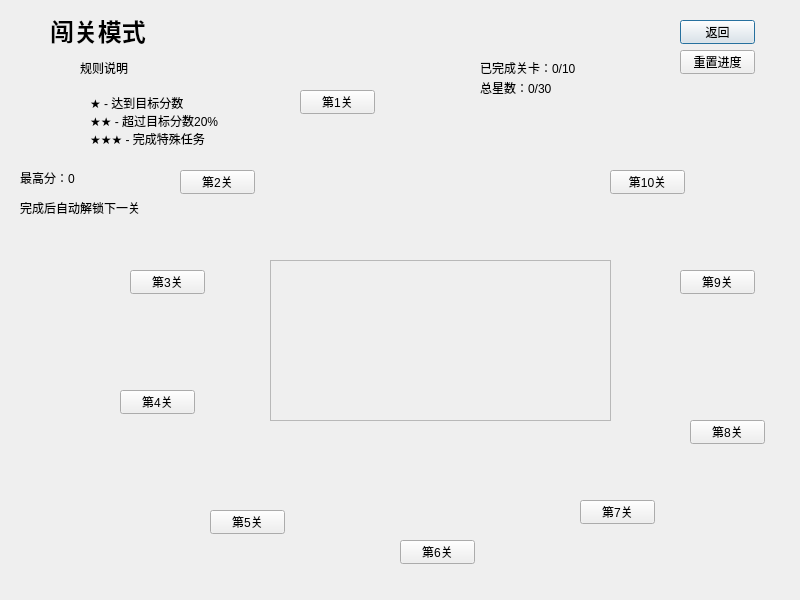
Old version of the form levelmanager.ui in the repository Nahjs/Bejeweled.
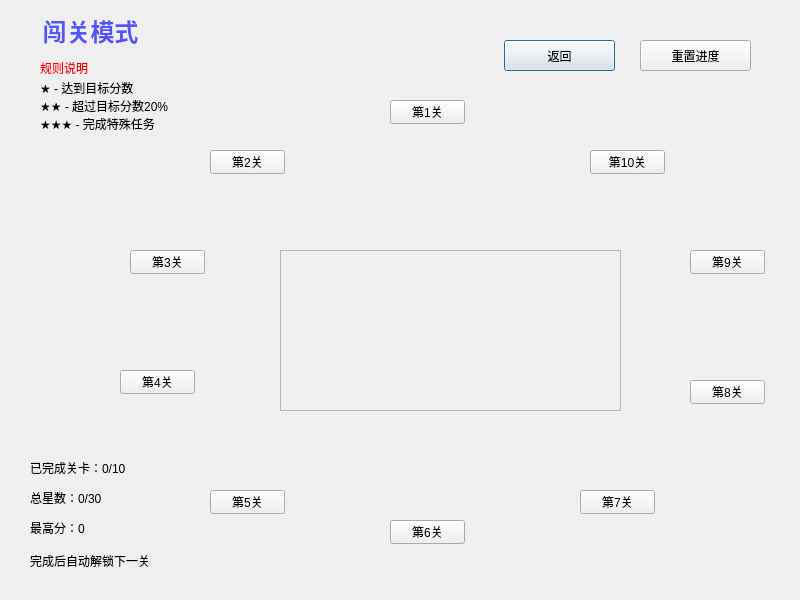
New version of the form. Icons and pictures are not drawn.

Commit message: 游戏界面微调

```diff
--- a/levelmanager.ui
+++ b/levelmanager.ui
@@ -16,24 +16,28 @@
   <widget class="QLabel" name="label_title">
    <property name="geometry">
     <rect>
-     <x>50</x>
+     <x>30</x>
      <y>10</y>
-     <width>101</width>
+     <width>121</width>
      <height>41</height>
     </rect>
    </property>
    <property name="styleSheet">
-    <string>font-size: 24px; font-weight: bold;</string>
+    <string notr="true">font-size: 24px; font-weight: bold;
+color: rgb(85, 85, 255);</string>
    </property>
    <property name="text">
     <string>闯关模式</string>
    </property>
+   <property name="alignment">
+    <set>Qt::AlignCenter</set>
+   </property>
   </widget>
   <widget class="QScrollArea" name="scrollArea">
    <property name="geometry">
     <rect>
-     <x>270</x>
-     <y>260</y>
+     <x>280</x>
+     <y>250</y>
      <width>341</width>
      <height>161</height>
     </rect>
@@ -54,7 +58,7 @@
    <property name="geometry">
     <rect>
      <x>630</x>
-     <y>100</y>
+     <y>80</y>
      <width>151</width>
      <height>51</height>
     </rect>
@@ -63,7 +67,7 @@
   <widget class="QWidget" name="bottomInfo" native="true">
    <property name="geometry">
     <rect>
-     <x>330</x>
+     <x>350</x>
      <y>160</y>
      <width>181</width>
      <height>51</height>
@@ -73,10 +77,10 @@
   <widget class="QPushButton" name="btn_back">
    <property name="geometry">
     <rect>
-     <x>680</x>
-     <y>20</y>
-     <width>75</width>
-     <height>24</height>
+     <x>504</x>
+     <y>40</y>
+     <width>111</width>
+     <height>31</height>
     </rect>
    </property>
    <property name="text">
@@ -86,10 +90,10 @@
   <widget class="QPushButton" name="btn_reset">
    <property name="geometry">
     <rect>
-     <x>680</x>
-     <y>50</y>
-     <width>75</width>
-     <height>24</height>
+     <x>640</x>
+     <y>40</y>
+     <width>111</width>
+     <height>31</height>
     </rect>
    </property>
    <property name="text">
@@ -99,12 +103,15 @@
   <widget class="QLabel" name="label_star_desc">
    <property name="geometry">
     <rect>
-     <x>90</x>
-     <y>90</y>
-     <width>151</width>
-     <height>61</height>
+     <x>40</x>
+     <y>70</y>
+     <width>161</width>
+     <height>71</height>
     </rect>
    </property>
+   <property name="styleSheet">
+    <string notr="true">font: 10pt &quot;Microsoft YaHei UI&quot;;</string>
+   </property>
    <property name="text">
     <string>★ - 达到目标分数
 ★★ - 超过目标分数20%
@@ -114,12 +121,15 @@
   <widget class="QLabel" name="label_total_progress">
    <property name="geometry">
     <rect>
-     <x>480</x>
-     <y>60</y>
+     <x>30</x>
+     <y>460</y>
      <width>99</width>
      <height>16</height>
     </rect>
    </property>
+   <property name="styleSheet">
+    <string notr="true">font: 10pt &quot;Microsoft YaHei UI&quot;;</string>
+   </property>
    <property name="text">
     <string>已完成关卡：0/10</string>
    </property>
@@ -127,12 +137,15 @@
   <widget class="QLabel" name="label_total_stars">
    <property name="geometry">
     <rect>
-     <x>480</x>
-     <y>80</y>
+     <x>30</x>
+     <y>490</y>
      <width>99</width>
      <height>16</height>
     </rect>
    </property>
+   <property name="styleSheet">
+    <string notr="true">font: 10pt &quot;Microsoft YaHei UI&quot;;</string>
+   </property>
    <property name="text">
     <string>总星数：0/30</string>
    </property>
@@ -140,12 +153,15 @@
   <widget class="QLabel" name="label_progress_1">
    <property name="geometry">
     <rect>
-     <x>20</x>
-     <y>170</y>
-     <width>56</width>
+     <x>30</x>
+     <y>520</y>
+     <width>81</width>
      <height>16</height>
     </rect>
    </property>
+   <property name="styleSheet">
+    <string notr="true">font: 10pt &quot;Microsoft YaHei UI&quot;;</string>
+   </property>
    <property name="text">
     <string>最高分：0</string>
    </property>
@@ -153,12 +169,16 @@
   <widget class="QLabel" name="label_rules_1">
    <property name="geometry">
     <rect>
-     <x>80</x>
+     <x>40</x>
      <y>60</y>
-     <width>48</width>
+     <width>61</width>
      <height>16</height>
     </rect>
    </property>
+   <property name="styleSheet">
+    <string notr="true">font: 10pt &quot;Microsoft YaHei UI&quot;;
+color: rgb(255, 0, 0);</string>
+   </property>
    <property name="text">
     <string>规则说明</string>
    </property>
@@ -166,8 +186,8 @@
   <widget class="QPushButton" name="btn_level_1">
    <property name="geometry">
     <rect>
-     <x>300</x>
-     <y>90</y>
+     <x>390</x>
+     <y>100</y>
      <width>75</width>
      <height>24</height>
     </rect>
@@ -179,8 +199,8 @@
   <widget class="QPushButton" name="btn_level_2">
    <property name="geometry">
     <rect>
-     <x>180</x>
-     <y>170</y>
+     <x>210</x>
+     <y>150</y>
      <width>75</width>
      <height>24</height>
     </rect>
@@ -193,7 +213,7 @@
    <property name="geometry">
     <rect>
      <x>130</x>
-     <y>270</y>
+     <y>250</y>
      <width>75</width>
      <height>24</height>
     </rect>
@@ -206,7 +226,7 @@
    <property name="geometry">
     <rect>
      <x>120</x>
-     <y>390</y>
+     <y>370</y>
      <width>75</width>
      <height>24</height>
     </rect>
@@ -219,7 +239,7 @@
    <property name="geometry">
     <rect>
      <x>210</x>
-     <y>510</y>
+     <y>490</y>
      <width>75</width>
      <height>24</height>
     </rect>
@@ -231,8 +251,8 @@
   <widget class="QLabel" name="label_lock_icon">
    <property name="geometry">
     <rect>
-     <x>80</x>
-     <y>540</y>
+     <x>40</x>
+     <y>280</y>
      <width>30</width>
      <height>30</height>
     </rect>
@@ -244,8 +264,8 @@
   <widget class="QLabel" name="label_completed_icon">
    <property name="geometry">
     <rect>
-     <x>30</x>
-     <y>530</y>
+     <x>20</x>
+     <y>370</y>
      <width>30</width>
      <height>30</height>
     </rect>
@@ -257,12 +277,16 @@
   <widget class="QLabel" name="label_hint">
    <property name="geometry">
     <rect>
-     <x>20</x>
-     <y>200</y>
-     <width>131</width>
-     <height>16</height>
+     <x>30</x>
+     <y>550</y>
+     <width>171</width>
+     <height>21</height>
     </rect>
    </property>
+   <property name="styleSheet">
+    <string notr="true">font: 12pt &quot;Microsoft YaHei UI&quot;;
+font: 700 12pt &quot;Microsoft YaHei UI&quot;;</string>
+   </property>
    <property name="text">
     <string>完成后自动解锁下一关</string>
    </property>
@@ -270,8 +294,8 @@
   <widget class="QPushButton" name="btn_level_6">
    <property name="geometry">
     <rect>
-     <x>400</x>
-     <y>540</y>
+     <x>390</x>
+     <y>520</y>
      <width>75</width>
      <height>24</height>
     </rect>
@@ -284,7 +308,7 @@
    <property name="geometry">
     <rect>
      <x>580</x>
-     <y>500</y>
+     <y>490</y>
      <width>75</width>
      <height>24</height>
     </rect>
@@ -297,7 +321,7 @@
    <property name="geometry">
     <rect>
      <x>690</x>
-     <y>420</y>
+     <y>380</y>
      <width>75</width>
      <height>24</height>
     </rect>
@@ -309,8 +333,8 @@
   <widget class="QPushButton" name="btn_level_9">
    <property name="geometry">
     <rect>
-     <x>680</x>
-     <y>270</y>
+     <x>690</x>
+     <y>250</y>
      <width>75</width>
      <height>24</height>
     </rect>
@@ -322,8 +346,8 @@
   <widget class="QPushButton" name="btn_level_10">
    <property name="geometry">
     <rect>
-     <x>610</x>
-     <y>170</y>
+     <x>590</x>
+     <y>150</y>
      <width>75</width>
      <height>24</height>
     </rect>
```
The commit also changes 1 other file.
